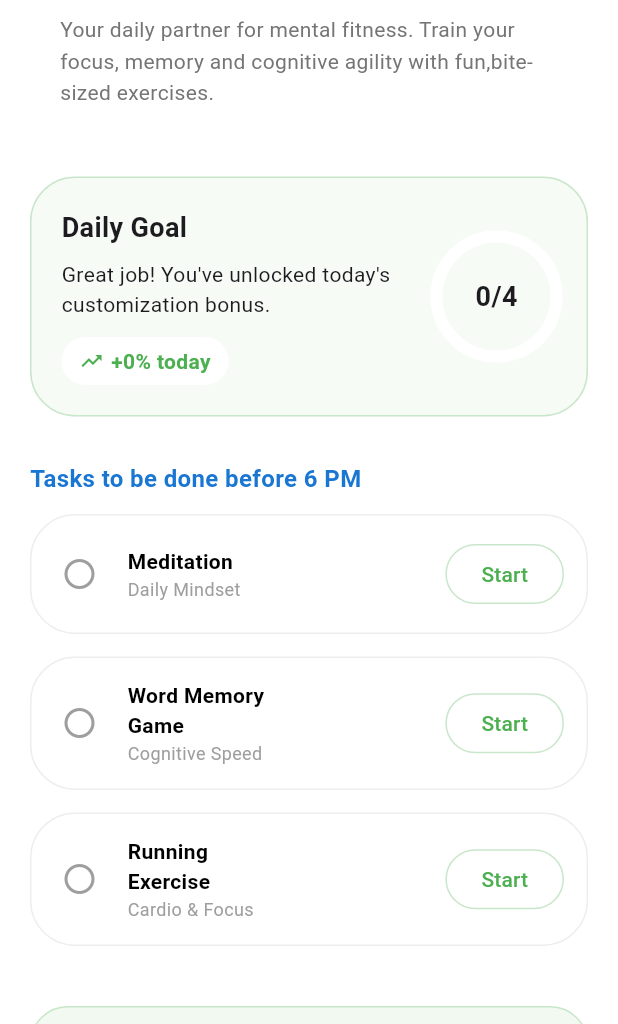
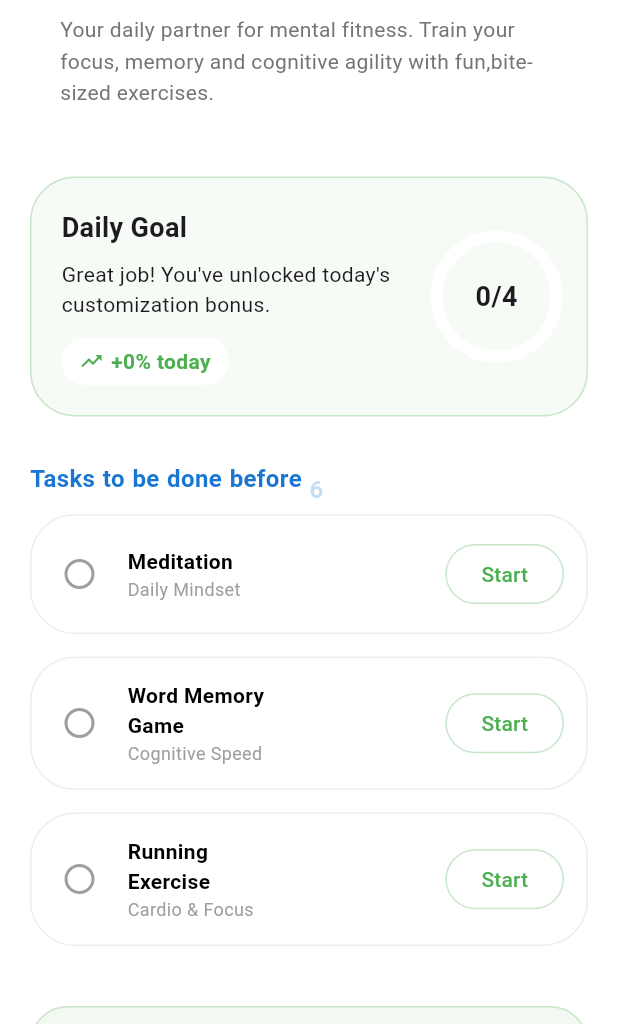
Before and after one commit to Nimradha/mind_focus_app, a Flutter app: the HomeScreen screen opened directly, on a phone screen of 412 x 824 dp, the part 212-1236 px from its top. Run offline on Flutter 3.47's test engine with Material 3 defaults, Android fonts, the phone set to English and light mode, and no system bars; our stand-ins replace audioplayers, cloud_firestore, confetti, firebase_auth, firebase_core, google_sign_in and 1 more; missing offline and left inert: alarm, flutter_facebook_auth, syncfusion_flutter_pdfviewer; accounts and stored records are empty.

Commit message:
Added text animations

```diff
--- a/lib/screens/home_screen.dart
+++ b/lib/screens/home_screen.dart
@@ -1,3 +1,4 @@
+import 'dart:async';
 import 'package:flutter/material.dart';
 import 'package:firebase_auth/firebase_auth.dart';
 import 'package:cloud_firestore/cloud_firestore.dart';
@@ -46,7 +47,7 @@ class HomeScreen extends StatefulWidget {
 }
 
 // 2. THE STATE CLASS (This handles all the logic and UI)
-class _HomeScreenState extends State<HomeScreen> {
+class _HomeScreenState extends State<HomeScreen> with TickerProviderStateMixin {
   final AudioPlayer _audioPlayer = AudioPlayer();
   final AudioPlayer _homePageSoundPlayer = AudioPlayer();
   bool _isMusicPlaying = false;
@@ -59,11 +60,34 @@ class _HomeScreenState extends State<HomeScreen> {
   bool _eveningCongratsShown = false;
   bool _allCongratsShown = false;
 
+  // Word-by-word heading animation
+  int _visibleWordCount = 0;
+  Timer? _wordTimer;
+
   @override
   void initState() {
     super.initState();
     _playHomePageSound();
     _loadUserProgress();
+    _startHeadingAnimation();
+  }
+
+  /// Animates the heading text word-by-word with a 300ms stagger
+  void _startHeadingAnimation() {
+    final heading = DateTime.now().hour < 18
+        ? "Tasks to be done before 6 PM"
+        : "Tasks to be done after 6 PM";
+    final wordCount = heading.split(' ').length;
+
+    _wordTimer = Timer.periodic(const Duration(milliseconds: 300), (timer) {
+      if (_visibleWordCount >= wordCount) {
+        timer.cancel();
+        return;
+      }
+      setState(() {
+        _visibleWordCount++;
+      });
+    });
   }
 
   /// Plays the home page welcome sound once when the screen loads
@@ -192,12 +216,12 @@ class _HomeScreenState extends State<HomeScreen> {
         title: "Word Memory Game",
         subtitle: "Cognitive Speed",
         instructions: _daysSinceCreation() < 2
-            ? "1 word is displayed for 2 second. Next a question is asked related to that word.Select your answer out of 4 choices."
+            ? "1 word is displayed for 2 seconds. Next a question is asked related to that word.Select your answer out of 4 choices."
             : _daysSinceCreation() < 7
-                ? "2 words are displayed for 4 seconds. Next 2 questions are asked.Select your answer."
+                ? "2 words are displayed for 4 seconds. Next 2 questions are asked related to those 2 words.Select your answer out of 4 choices."
                 : _daysSinceCreation() < 14
-                    ? "3 words are displayed for 5 seconds. Next 3 questions are asked.Select your answer."
-                    : "4 words are displayed for 6 seconds. Next 4 questions are asked.Select your answer.",
+                    ? "3 words are displayed for 5 seconds. Next 3 questions are asked related to those 3 words.Select your answer."
+                    : "4 words are displayed for 6 seconds. Next 4 questions are asked related to those 4 words.Select your answer.",
         imagePath: "assets/images/memory.png",
         duration: _daysSinceCreation() < 7 ? "2 Mins" : _daysSinceCreation() < 14 ? "4 Mins" : "5 Mins",
         completionMessage: "Memory sharpened! 🧠",
@@ -425,6 +449,7 @@ class _HomeScreenState extends State<HomeScreen> {
   // CRITICAL: Always clean up the player when the screen is closed
   @override
   void dispose() {
+    _wordTimer?.cancel();
     _audioPlayer.dispose();
     _homePageSoundPlayer.dispose();
     super.dispose();
@@ -637,16 +662,39 @@ class _HomeScreenState extends State<HomeScreen> {
         ? "Tasks to be done before 6 PM"
         : "Tasks to be done after 6 PM";
 
+    final words = heading.split(' ');
+    final headingColor = isBefore6PM ? Colors.blue.shade700 : Colors.indigo.shade400;
+
     return Column(
       crossAxisAlignment: CrossAxisAlignment.start,
       children: [
-        Text(
-          heading,
-          style: TextStyle(
-            fontSize: 16,
-            fontWeight: FontWeight.bold,
-            color: isBefore6PM ? Colors.blue.shade700 : Colors.indigo.shade400,
-          ),
+        // Animated word-by-word heading
+        Wrap(
+          children: [
+            for (int i = 0; i < words.length; i++)
+              AnimatedOpacity(
+                opacity: i < _visibleWordCount ? 1.0 : 0.0,
+                duration: const Duration(milliseconds: 400),
+                child: AnimatedSlide(
+                  offset: i < _visibleWordCount
+                      ? Offset.zero
+                      : const Offset(0, 0.5),
+                  duration: const Duration(milliseconds: 400),
+                  curve: Curves.easeOut,
+                  child: Padding(
+                    padding: const EdgeInsets.only(right: 5.0),
+                    child: Text(
+                      words[i],
+                      style: TextStyle(
+                        fontSize: 16,
+                        fontWeight: FontWeight.bold,
+                        color: headingColor,
+                      ),
+                    ),
+                  ),
+                ),
+              ),
+          ],
         ),
         const SizedBox(height: 12),
         for (int i in visibleIndices)
@@ -905,24 +953,24 @@ class _HomeScreenState extends State<HomeScreen> {
 
   String _getMeditationInstructions() {
     int mins = _getMeditationDurationMinutes();
-    return "Give your mind a break.Find a quiet space and focus on your breath for $mins minutes.";
+    return "Give your mind a break.Sit in a quiet place where you won't be interrupted. Let your shoulders drop and rest your hands loosely in your lap.Gently close your eyes.Bring your full attention to your breathing for $mins minutes.";
   }
 
   String _getRunningInstructions() {
     int day = _daysSinceCreation() + 1;
 
     // --- 5 MINUTE SESSIONS (Days 1 - 15) ---
-    if (day <= 3) return "Count down from 500, decreasing by 3 each time (500, 497, 494...).";
-    if (day <= 6) return "Count down from 500, decreasing by 7 each time (500, 493, 486...).";
-    if (day <= 9) return "Count down from 500, decreasing by 13 each time (500, 487, 474...).";
-    if (day <= 12) return "Count down from 1000, decreasing by 3 each time (1000, 997, 994...).";
-    if (day <= 15) return "Count down from 1000, decreasing by 7 each time (1000, 993, 986...).";
-    if (day <= 18) return "Count down from 1000, decreasing by 13 each time (1000, 987, 974...).";
-    if (day <= 24) return "Count down: 1000, decreasing by 1 to 5 sequentially (1000, 999, 997, 994,990,985) then repeat decreasing again from 1 to 5 (984,982,979...)";
-    if (day <= 30) return "Count down: 1000, decreasing by 1 to 10 sequentially (1000, 999, 997, 994...).";
+    if (day <= 3) return "Start counting from 500.Decrease by exactly 3 at each step.Continue counting down until you reach 0.(500, 497, 494...).Tap the start button below to kick off your daily routine.Let's make progress together, one step at a time. ";
+    if (day <= 6) return "Start counting from 500.Decrease by exactly 7 at each step.Continue counting down until you reach 0(500, 493, 486...).Tap the start button below to kick off your daily routine.Let's make progress together, one step at a time. ";
+    if (day <= 9) return "Start counting from 500.Decrease by exactly 13 at each step.Continue counting down until you reach 0 (500, 487, 474...).";
+    if (day <= 12) return "Start counting from 1000.Decrease by exactly 3 at each step.Continue counting down until you reach 0 (1000, 997, 994...).";
+    if (day <= 15) return "Start counting from 1000.Decrease by exactly 7 at each step.Continue counting down until you reach 0 (1000, 993, 986...).";
+    if (day <= 18) return "Start counting from 1000.Decrease by exactly 13 at each step.Continue counting down until you reach 0 (1000, 987, 974...).";
+    if (day <= 24) return "Start counting from 1000.Decrease from 1 to 5 sequentially (1000, 999, 997, 994,990,985) then repeat decreasing again from 1 to 5 (984,982,979...)";
+    if (day <= 30) return "Start counting from 1000.Decrease from 1 to 10 sequentially (1000, 999, 997, 994...) then repeat decreasing again from 1 to 10";
 
 
-    return "FINAL CHALLENGE: Subtract any random number between 1 and 15 after every breath.";
+    return "FINAL CHALLENGE: Start counting from any random number.Decrease from 1 to 15 sequentially after every breath.";
   }
 
   String _getFourthExerciseTitle() {
@@ -939,7 +987,7 @@ class _HomeScreenState extends State<HomeScreen> {
   String _getFourthExerciseImagePath() {
     String title = _getFourthExerciseTitle().toLowerCase();
     if (title.contains("somatic")) {
-      return "assets/images/somatic.png";
+      return "assets/images/somaticdetail.png";
     } else if (title.contains("labeling")) {
       return "assets/images/labeling1.png";
     }
```
Also changed, not shown: lib/screens/details.dart (+58 -2 lines), lib/screens/running_timer_screen.dart (+10 -22 lines), assets/images/somaticdetail.png (added).
